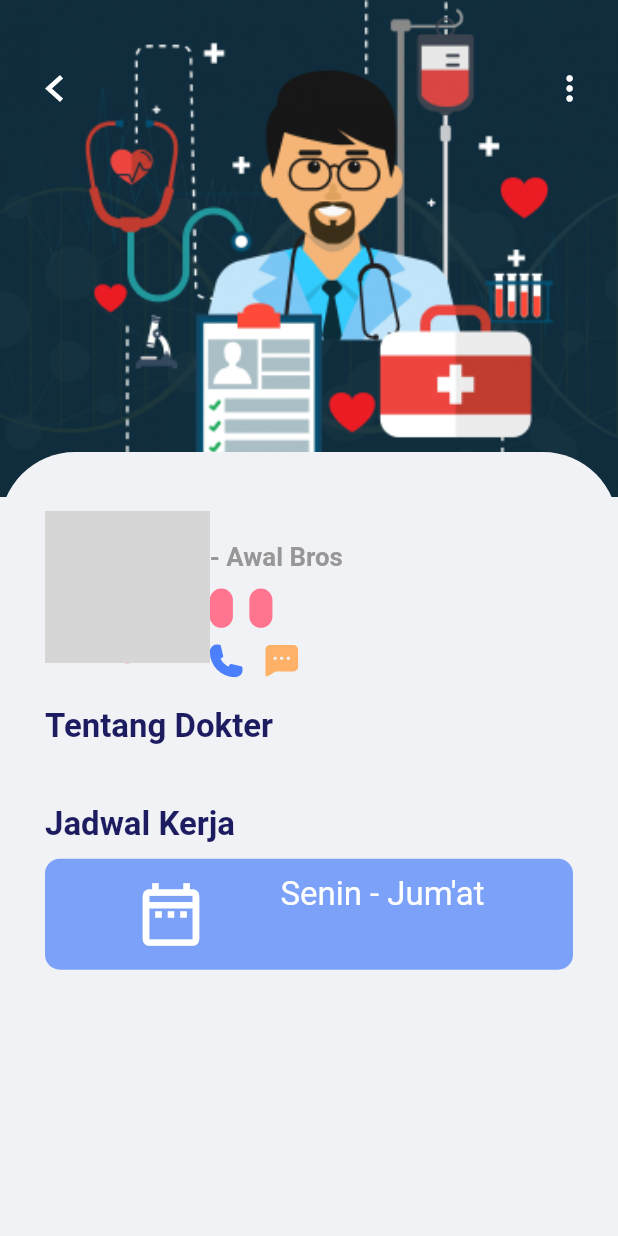
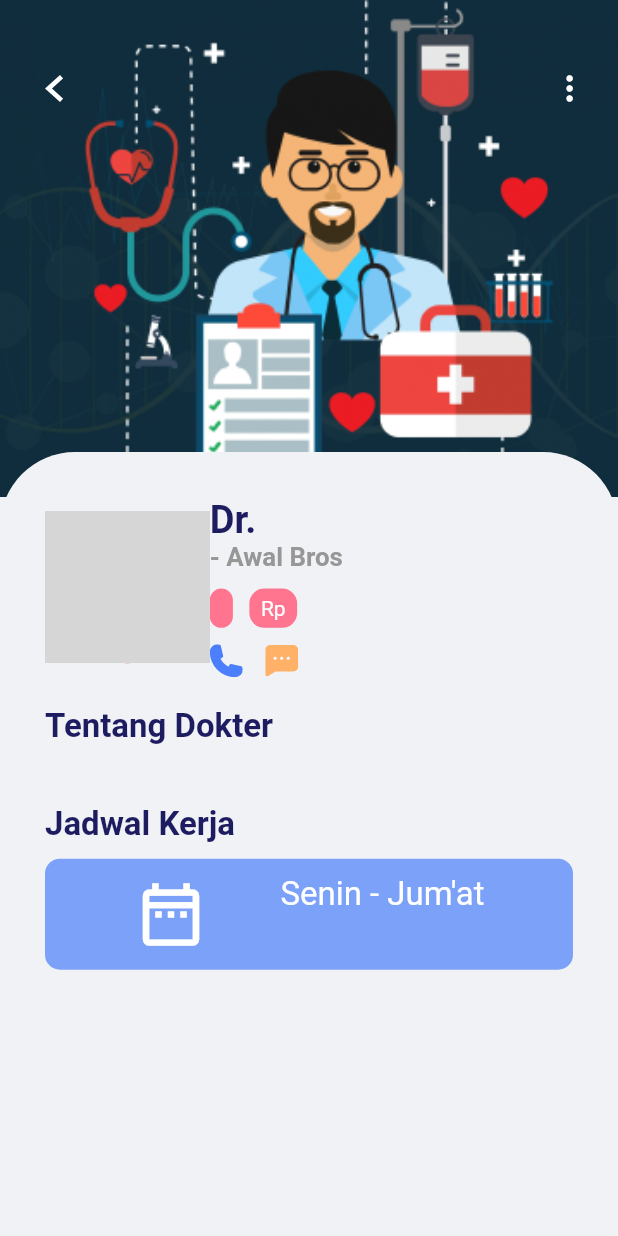
Before and after one commit to alwijein/dokterinaja, a Flutter app: the DetailDokter screen opened directly with empty values, on a phone screen of 412 x 824 dp. Run offline on Flutter 3.47's test engine with Material 2 defaults, Android fonts, the phone set to English and light mode, and no system bars; drawn by our look-alikes of delayed_display; our stand-ins replace cloud_firestore, firebase_core, flutter_easyrefresh, flutter_svg, google_fonts, rflutter_alert; missing offline and left inert: about; accounts and stored records are empty; network calls fail; grey boxes are pictures that could not be loaded.

Commit message:
detailing

```diff
--- a/lib/models/doctor.dart
+++ b/lib/models/doctor.dart
@@ -1,7 +1,14 @@
 import 'package:flutter/cupertino.dart';
 
 class Doctor {
-  final String nama, imgUrl, profesi, jadwalKerja, price, about, pengalaman;
+  final String nama,
+      imgUrl,
+      profesi,
+      jadwalKerja,
+      price,
+      about,
+      pengalaman,
+      nomor;
   final int id;
 
 // konstruktor for doctor list
@@ -14,5 +21,6 @@ class Doctor {
     @required this.about,
     @required this.price,
     @required this.pengalaman,
+    @required this.nomor,
   });
 }
--- a/lib/models/kategori.dart
+++ b/lib/models/kategori.dart
@@ -14,15 +14,15 @@ class Kategori {
       judulKategori: 'Dokter Gigi',
     ),
     Kategori(
-      imgUrl: 'assets/icons/dental_surgeon.png',
+      imgUrl: 'assets/icons/eye_specialist.png',
       judulKategori: 'Dokter Mata',
     ),
     Kategori(
-      imgUrl: 'assets/icons/dental_surgeon.png',
+      imgUrl: 'assets/icons/heart_surgeon.png',
       judulKategori: 'Dokter Jantung',
     ),
     Kategori(
-      imgUrl: 'assets/icons/dental_surgeon.png',
+      imgUrl: 'assets/icons/heart_surgeon.png',
       judulKategori: 'Dokter Hati',
     ),
     Kategori(
--- a/lib/screens/detail_dokter/components/body.dart
+++ b/lib/screens/detail_dokter/components/body.dart
@@ -7,12 +7,18 @@ import 'package:dokterin_aja/screens/detail_dokter/components/headling_title.dar
 import 'package:dokterin_aja/size_config.dart';
 import 'package:flutter/material.dart';
 import 'package:flutter_svg/flutter_svg.dart';
+import 'package:delayed_display/delayed_display.dart';
+import 'package:url_launcher/url_launcher.dart';
 
 class Body extends StatelessWidget {
   final Doctor doctor;
   Body(this.doctor);
   @override
   Widget build(BuildContext context) {
+    final Uri _telLaunchUri = Uri(
+      scheme: 'tel',
+      path: doctor.nomor,
+    );
     return SingleChildScrollView(
       child: Container(
         width: double.infinity,
@@ -61,7 +67,9 @@ class Body extends StatelessWidget {
                 padding: EdgeInsets.only(top: 30, left: 30, right: 30),
                 child: Column(
                   children: [
-                    Row(
+                    DelayedDisplay(
+                      delay: Duration(milliseconds: 200),
+                      child: Row(
                         children: [
                           Container(
                             height: getPropertionateScreenHeight(100),
@@ -79,7 +87,7 @@ class Body extends StatelessWidget {
                             crossAxisAlignment: CrossAxisAlignment.start,
                             children: [
                               Text(
-                              doctor.nama,
+                                "Dr. " + doctor.nama,
                                 style: TextStyle(
                                   color: kTitleTextColor,
                                   fontWeight: FontWeight.bold,
@@ -93,7 +101,8 @@ class Body extends StatelessWidget {
                                     style: TextStyle(
                                       color: kSecondaryColor,
                                       fontWeight: FontWeight.bold,
-                                    fontSize: getPropertionateScreenHeight(17),
+                                      fontSize:
+                                          getPropertionateScreenHeight(17),
                                     ),
                                   ),
                                   Text(
@@ -101,7 +110,8 @@ class Body extends StatelessWidget {
                                     style: TextStyle(
                                       color: kSecondaryColor,
                                       fontWeight: FontWeight.bold,
-                                    fontSize: getPropertionateScreenHeight(17),
+                                      fontSize:
+                                          getPropertionateScreenHeight(17),
                                     ),
                                   ),
                                 ],
@@ -112,22 +122,31 @@ class Body extends StatelessWidget {
                                     text: doctor.pengalaman,
                                   ),
                                   PillsRounded(
-                                  text: doctor.price,
+                                    text: doctor.price == 'free'
+                                        ? doctor.price
+                                        : 'Rp' + doctor.price,
                                   ),
                                 ],
                               ),
                               Row(
                                 children: [
-                                SvgPicture.asset(
+                                  GestureDetector(
+                                    onTap: () =>
+                                        launch(_telLaunchUri.toString()),
+                                    child: SvgPicture.asset(
                                       'assets/icons/phone.svg',
                                       width: getPropertionateScreenWidht(20),
+                                    ),
                                   ),
                                   SizedBox(
                                     width: 15,
                                   ),
-                                SvgPicture.asset(
+                                  GestureDetector(
+                                    onTap: () => _launchURL(),
+                                    child: SvgPicture.asset(
                                       'assets/icons/chat.svg',
                                       width: getPropertionateScreenWidht(20),
+                                    ),
                                   ),
                                 ],
                               )
@@ -135,29 +154,37 @@ class Body extends StatelessWidget {
                           ),
                         ],
                       ),
+                    ),
                     SizedBox(
                       height: 20,
                     ),
                     Column(
                       crossAxisAlignment: CrossAxisAlignment.start,
                       children: [
-                        HeadlingTitle(
+                        DelayedDisplay(
+                          delay: Duration(milliseconds: 200),
+                          child: HeadlingTitle(
                             title: 'Tentang Dokter',
                           ),
-                        DescDokter(
+                        ),
+                        DelayedDisplay(
+                          delay: Duration(milliseconds: 200),
+                          child: DescDokter(
                             about: doctor.about,
                           ),
-                        Column(
-                          crossAxisAlignment: CrossAxisAlignment.start,
-                          children: [
-                            HeadlingTitle(
+                        ),
+                        DelayedDisplay(
+                          delay: Duration(milliseconds: 200),
+                          child: HeadlingTitle(
                             title: 'Jadwal Kerja',
                           ),
-                            CardJadwal(
+                        ),
+                        DelayedDisplay(
+                          delay: Duration(milliseconds: 200),
+                          child: CardJadwal(
                             hari: "Senin - Jum'at",
                             jam: doctor.jadwalKerja,
                           ),
-                          ],
                         )
                       ],
                     ),
@@ -170,4 +197,13 @@ class Body extends StatelessWidget {
       ),
     );
   }
+
+  _launchURL() async {
+    String url = 'https://wa.me/' + doctor.nomor;
+    if (await canLaunch(url)) {
+      await launch(url);
+    } else {
+      throw 'Could not launch $url';
     }
+  }
+}
--- a/lib/screens/home_screen/components/body.dart
+++ b/lib/screens/home_screen/components/body.dart
@@ -1,4 +1,4 @@
-import 'package:cloud_firestore/cloud_firestore.dart';
+import 'package:flutter/material.dart';
 import 'package:dokterin_aja/constants.dart';
 import 'package:dokterin_aja/models/doctor.dart';
 import 'package:dokterin_aja/models/kategori.dart';
@@ -10,7 +10,6 @@ import 'package:dokterin_aja/screens/list_screen_dokter/list_screen_dokter.dart'
 import 'package:dokterin_aja/screens/list_screen_kategori/list_screen_kategori.dart';
 import 'package:dokterin_aja/services/database_services.dart';
 import 'package:dokterin_aja/size_config.dart';
-import 'package:flutter/material.dart';
 
 class Body extends StatelessWidget {
   @override
--- a/lib/screens/home_screen/components/card_dokter.dart
+++ b/lib/screens/home_screen/components/card_dokter.dart
@@ -46,7 +46,7 @@ class CardDokter extends StatelessWidget {
             ),
           ),
           title: Text(
-            titleText,
+            'Dr. ' + titleText,
             style: TextStyle(
               color: kTitleTextColor,
               fontWeight: FontWeight.bold,
--- a/lib/screens/list_screen_dokter/components/card_list_dokter.dart
+++ b/lib/screens/list_screen_dokter/components/card_list_dokter.dart
@@ -51,10 +51,10 @@ class CardListDokter extends StatelessWidget {
               crossAxisAlignment: CrossAxisAlignment.start,
               children: [
                 Text(
-                  nama,
+                  'Dr. ' + nama,
                   style: TextStyle(
                     color: kTitleTextColor,
-                    fontSize: getPropertionateScreenWidht(20),
+                    fontSize: getPropertionateScreenWidht(18),
                     fontWeight: FontWeight.bold,
                   ),
                 ),
--- a/lib/services/database_services.dart
+++ b/lib/services/database_services.dart
@@ -1,6 +1,5 @@
 import 'package:cloud_firestore/cloud_firestore.dart';
 import 'package:dokterin_aja/models/doctor.dart';
-import 'package:dokterin_aja/screens/home_screen/components/card_dokter.dart';
 
 class DatabaseServices {
   static FirebaseFirestore firebaseFirestore = FirebaseFirestore.instance;
@@ -21,6 +20,7 @@ class DatabaseServices {
           price: e.data()['price'],
           about: e.data()['about'],
           pengalaman: e.data()['pengalaman'],
+          nomor: e.data()['nomor'],
         ),
       );
     }
@@ -41,6 +41,7 @@ class DatabaseServices {
           price: e.data()['price'],
           about: e.data()['about'],
           pengalaman: e.data()['pengalaman'],
+          nomor: e.data()['nomor'],
         ),
       );
     }
@@ -62,6 +63,7 @@ class DatabaseServices {
           price: e.data()['price'],
           about: e.data()['about'],
           pengalaman: e.data()['pengalaman'],
+          nomor: e.data()['nomor'],
         ),
       );
     }
```
Also changed, not shown: lib/main.dart (+13 -0 lines), lib/screens/components/costome_drawer.dart (+50 -2 lines), lib/screens/home_screen/home_screen.dart (+8 -8 lines), lib/screens/list_screen_dokter/components/body.dart (+18 -5 lines), lib/screens/list_screen_dokter/list_screen_dokter.dart (+17 -17 lines), lib/screens/list_screen_kategori/list_screen_kategori.dart (+18 -15 lines), lib/screens/onboarding_screen/onboarding_screen.dart (+6 -1 lines), lib/services/exit_alert.dart (added, +35 -0 lines), pubspec.yaml (+11 -0 lines), assets/images/LogoDokterinAja.png (added), pubspec.lock, 22 other files. Lines whose indentation alone changed are shown as unchanged.
